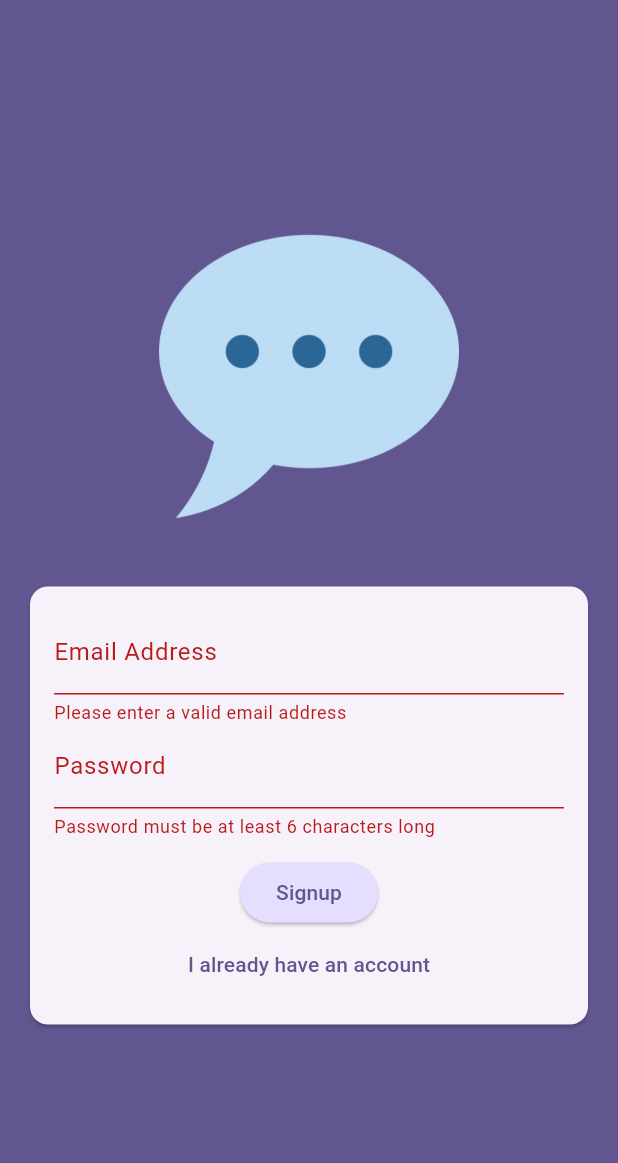
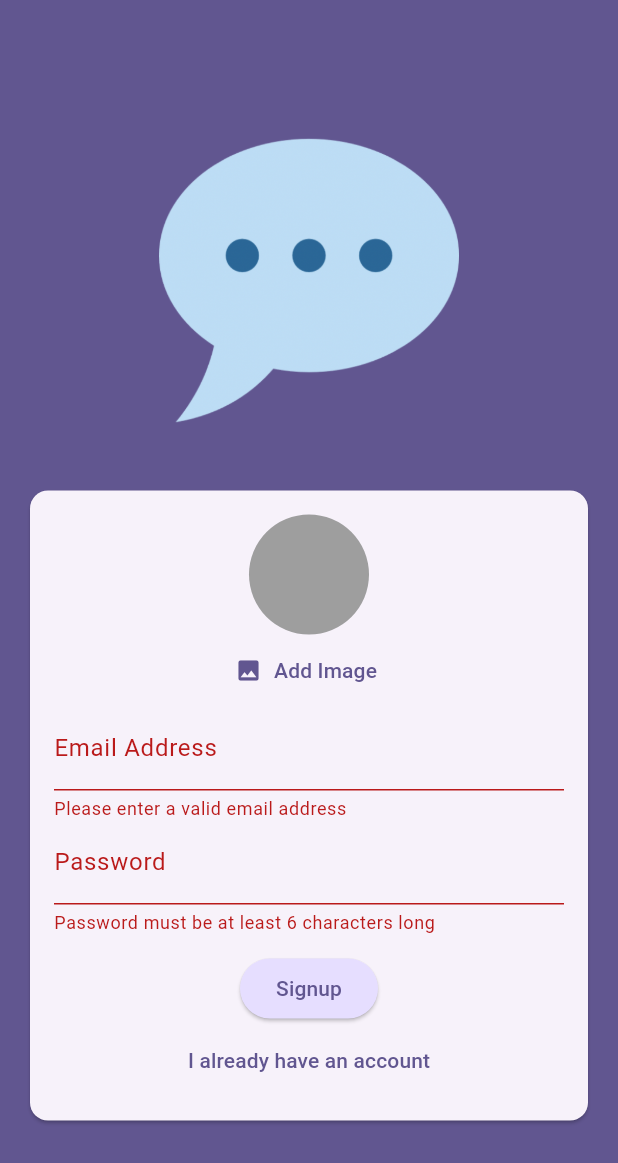
Before and after one commit to mjr2595/chat_app, a Flutter app: the screen it shows after launch, after a tap on "Login", after a tap on "Create an account", on a phone screen of 412 x 824 dp. Shown: the top 1163 px of the screen. Run offline on Flutter 3.47's test engine with Material 3 defaults, Android fonts, the phone set to English and light mode, and no system bars; our stand-ins replace firebase_auth, firebase_core, image_picker; accounts and stored records are empty; generated files the repository leaves out were written again.

Commit message:
Add Firebase Storage dependency and UserImagePicker widget

```diff
--- a/lib/screens/auth.dart
+++ b/lib/screens/auth.dart
@@ -1,5 +1,7 @@
 import 'package:flutter/material.dart';
 import 'package:firebase_auth/firebase_auth.dart';
+
+import 'package:chat_app/widgets/user_image_picker.dart';
 
 final _firebaseAuth = FirebaseAuth.instance;
 
@@ -77,6 +79,7 @@ class _AuthScreenState extends State<AuthScreen> {
                       child: Column(
                         mainAxisSize: MainAxisSize.min,
                         children: [
+                          if (!_isLogin) UserImagePicker(),
                           TextFormField(
                             decoration: const InputDecoration(
                                 labelText: 'Email Address'),
--- /dev/null
+++ b/lib/widgets/user_image_picker.dart
@@ -0,0 +1,54 @@
+import 'dart:io';
+
+import 'package:flutter/material.dart';
+
+import 'package:image_picker/image_picker.dart';
+
+class UserImagePicker extends StatefulWidget {
+  const UserImagePicker({super.key});
+
+  @override
+  State<UserImagePicker> createState() => _UserImagePickerState();
+}
+
+class _UserImagePickerState extends State<UserImagePicker> {
+  File? _pickedImageFile;
+
+  void _pickImage() async {
+    final pickedImage = await ImagePicker().pickImage(
+      source: ImageSource.camera,
+      imageQuality: 50,
+      maxWidth: 150,
+    );
+
+    if (pickedImage == null) {
+      return;
+    }
+
+    setState(() {
+      _pickedImageFile = File(pickedImage.path);
+    });
+  }
+
+  @override
+  Widget build(BuildContext context) {
+    return Column(
+      children: [
+        CircleAvatar(
+          radius: 40,
+          backgroundColor: Colors.grey,
+          foregroundImage:
+              _pickedImageFile != null ? FileImage(_pickedImageFile!) : null,
+        ),
+        TextButton.icon(
+          onPressed: _pickImage,
+          icon: const Icon(Icons.image),
+          label: Text(
+            'Add Image',
+            style: TextStyle(color: Theme.of(context).colorScheme.primary),
+          ),
+        ),
+      ],
+    );
+  }
+}
```
Also changed, not shown: 1 other file.
